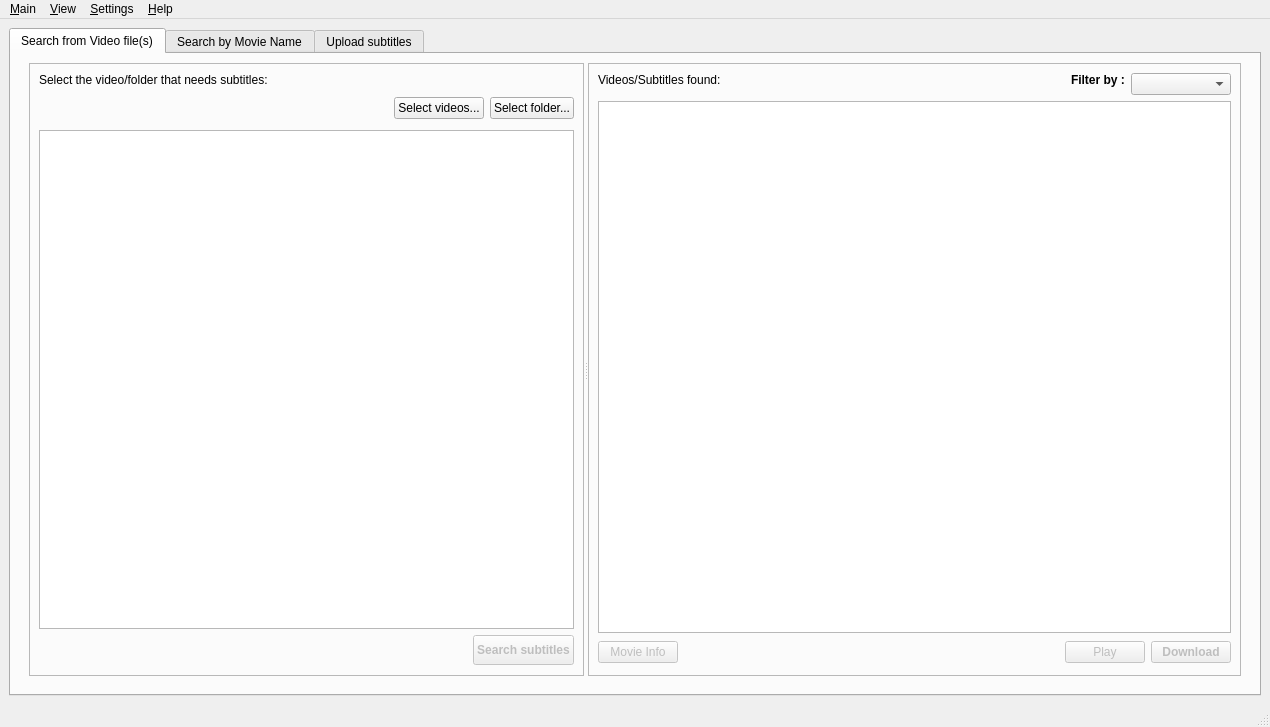
The window that gui/main.ui (subdownloader/subdownloader) describes before a commit, drawn with Qt 5.
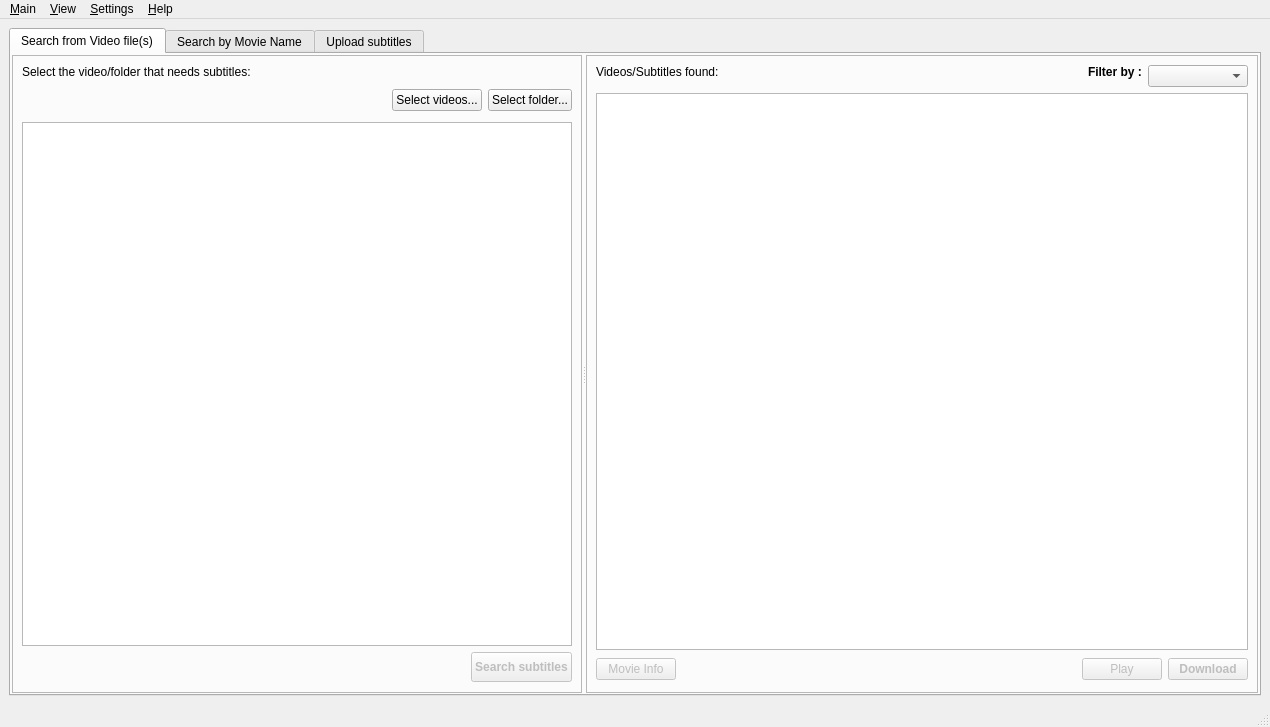
The same window after the commit. Icons and pictures are not drawn. Custom widgets are drawn as their Qt base class.

Commit message: shortened the margins in the main tab

What changed in the file:
```diff
--- a/gui/main.ui
+++ b/gui/main.ui
@@ -39,20 +39,29 @@
           <string>Search from Video file(s)</string>
          </attribute>
          <layout class="QVBoxLayout" name="verticalLayout_4" >
+          <property name="spacing" >
+           <number>6</number>
+          </property>
+          <property name="sizeConstraint" >
+           <enum>QLayout::SetDefaultConstraint</enum>
+          </property>
+          <property name="margin" >
+           <number>0</number>
+          </property>
           <item>
            <widget class="QFrame" name="frame" >
             <property name="frameShape" >
              <enum>QFrame::NoFrame</enum>
             </property>
             <property name="frameShadow" >
-             <enum>QFrame::Raised</enum>
+             <enum>QFrame::Plain</enum>
             </property>
             <property name="lineWidth" >
              <number>0</number>
             </property>
             <layout class="QVBoxLayout" name="verticalLayout_6" >
-             <property name="topMargin" >
-              <number>0</number>
+             <property name="margin" >
+              <number>1</number>
              </property>
              <item>
               <widget class="QSplitter" name="splitter" >
```
The commit also changes 1 other file.
